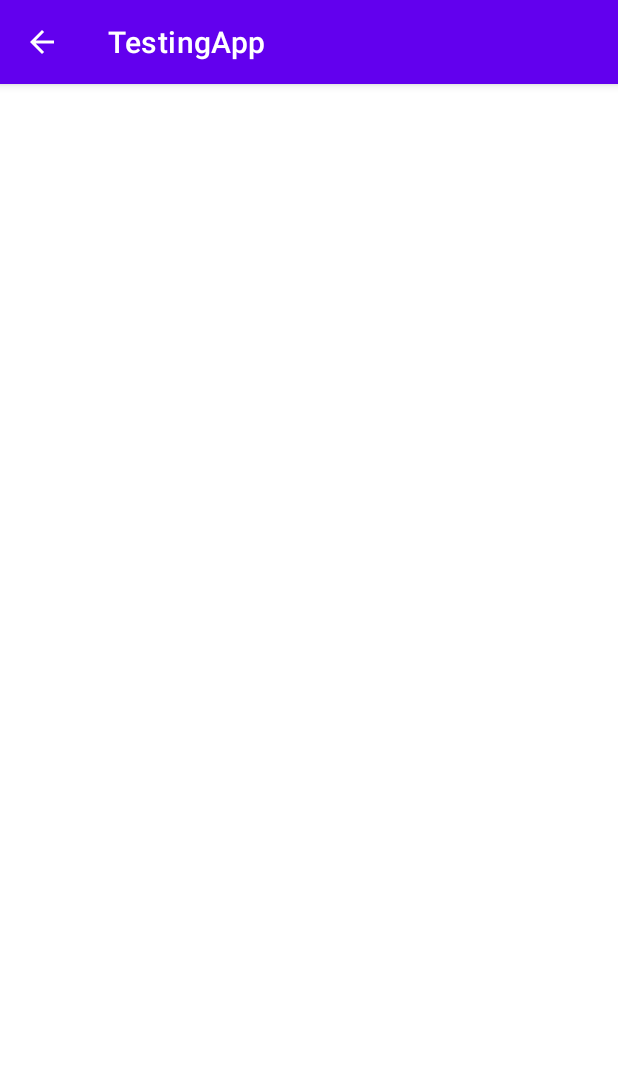
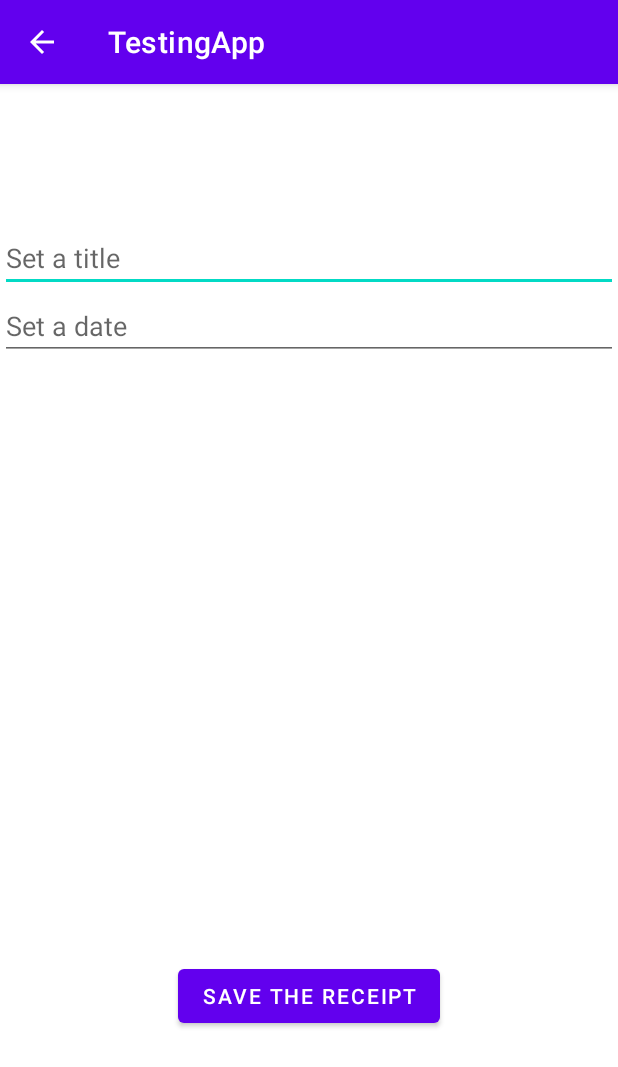
Before and after one commit to ElRichardo/Testing-library, an Android app: the CameraActivity screen opened directly, with no data from a screen before it, on a phone screen of 412 x 824 dp. Shown: the top 1067 px of the screen. Run offline under Robolectric (Android 15) with nearby library versions, the phone set to English and light mode, and no system bars; libraries missing offline, so code that uses them is left out: io.realm; 4 statements that could not run were skipped.

Commit message:
created the file, saved the data for the receipt and opened the camera succesfully

```diff
--- a/app/src/main/java/com/choicely/learn/testingapp/CameraActivity.java
+++ /dev/null
@@ -1,82 +0,0 @@
-package com.choicely.learn.testingapp;
-
-import android.content.Intent;
-import android.graphics.Bitmap;
-import android.net.Uri;
-import android.os.Bundle;
-import android.os.Environment;
-import android.provider.MediaStore;
-import android.util.Log;
-import android.widget.ImageView;
-
-import androidx.annotation.Nullable;
-import androidx.appcompat.app.AppCompatActivity;
-import androidx.core.content.FileProvider;
-
-import java.io.File;
-import java.io.IOException;
-import java.text.SimpleDateFormat;
-import java.util.Date;
-import java.util.Locale;
-
-public class CameraActivity extends AppCompatActivity {
-
-    private ImageView imageView;
-
-    private static final String FILE_PROVIDER_AUTHORITY = "com.example.android.fileprovider";
-    private static final String TAG = "CameraActivity";
-
-    private File photoFile = null;
-
-    @Override
-    protected void onCreate(@Nullable Bundle savedInstanceState) {
-        super.onCreate(savedInstanceState);
-        setContentView(R.layout.camera_activity);
-
-        imageView = findViewById(R.id.camera_activity_photo);
-
-        pictureIntent();
-    }
-
-    @Override
-    protected void onActivityResult(int requestCode, int resultCode, @Nullable Intent data) {
-        super.onActivityResult(requestCode, resultCode, data);
-
-        if(data != null) {
-            Bundle extras = data.getExtras();
-            Bitmap bm = (Bitmap) extras.get("data");
-            imageView.setImageBitmap(bm);
-            Log.d(TAG, "image set");
-        }
-    }
-
-    /**
-     * Need to create a file to save the image into
-     */
-    private File createNewImageFile() {
-        try {
-            String time = new SimpleDateFormat("yyyyddMM_HHmmss", Locale.US).format(new Date());
-            String fileName = "JPEG_" + time + "_";
-            File fileDir = getExternalFilesDir(Environment.DIRECTORY_PICTURES);
-            File imageFile = File.createTempFile(fileName, ".jpg", fileDir);
-            return imageFile;
-        } catch (IOException e) {
-            e.printStackTrace();
-        }
-        //returns null if the try doesn't work
-        return null;
-    }
-
-    private void pictureIntent() {
-        photoFile = createNewImageFile();
-
-        if (photoFile != null) {
-            Intent takePictureIntent = new Intent(MediaStore.ACTION_IMAGE_CAPTURE);
-
-            Uri photoURI = FileProvider.getUriForFile(this, FILE_PROVIDER_AUTHORITY, photoFile);
-            takePictureIntent.putExtra(MediaStore.EXTRA_OUTPUT, photoURI);
-            //might use startActivityForResult() later
-            startActivity(takePictureIntent);
-        }
-    }
-}
--- a/app/src/main/java/com/choicely/learn/testingapp/MainActivity.java
+++ b/app/src/main/java/com/choicely/learn/testingapp/MainActivity.java
@@ -15,6 +15,7 @@ import android.os.Bundle;
 import android.view.View;
 import android.widget.Button;
 
+import com.choicely.learn.testingapp.receiptsave.ReceiptSavingActivity;
 import com.choicely.learn.testingapp.viewpager.ViewPagerActivity;
 
 public class MainActivity extends AppCompatActivity {
@@ -75,7 +76,7 @@ public class MainActivity extends AppCompatActivity {
                 startActivity(intent);
                 break;
             case R.id.main_activity_recipe_button:
-                intent = new Intent(this, RecipeSavingActivity.class);
+                intent = new Intent(this, ReceiptSavingActivity.class);
                 startActivity(intent);
                 break;
         }
--- /dev/null
+++ b/app/src/main/java/com/choicely/learn/testingapp/receiptsave/CameraActivity.java
@@ -0,0 +1,122 @@
+package com.choicely.learn.testingapp.receiptsave;
+
+import android.content.Intent;
+import android.net.Uri;
+import android.os.Bundle;
+import android.os.Environment;
+import android.provider.MediaStore;
+import android.util.Log;
+import android.widget.Button;
+import android.widget.EditText;
+import android.widget.ImageView;
+
+import androidx.annotation.Nullable;
+import androidx.appcompat.app.AppCompatActivity;
+import androidx.core.content.FileProvider;
+
+import com.choicely.learn.testingapp.R;
+import com.choicely.learn.testingapp.db.RealmHelper;
+import com.choicely.learn.testingapp.receiptsave.ReceiptSavingActivity;
+
+import java.io.File;
+import java.io.IOException;
+
+import io.realm.Realm;
+
+public class CameraActivity extends AppCompatActivity {
+
+    private static final int IMAGE_REQUEST_CODE = 1;
+    private static final String FILE_PROVIDER_AUTHORITY = "com.example.android.fileprovider";
+    private static final String TAG = "CameraActivity";
+
+    private ImageView imageView;
+    private EditText title;
+    private EditText date;
+
+    private String fileTitle;
+    private String fileDate;
+    private File fileDir;
+
+    private File photoFile = null;
+    private Uri photoURI;
+    private File imageFile;
+
+    @Override
+    protected void onCreate(@Nullable Bundle savedInstanceState) {
+        super.onCreate(savedInstanceState);
+        setContentView(R.layout.camera_activity);
+
+        imageView = findViewById(R.id.camera_activity_photo);
+        title = findViewById(R.id.camera_activity_title);
+        date = findViewById(R.id.camera_activity_date);
+//        saveThePic = findViewById(R.id.camera_activity_save);
+
+        pictureIntent();
+        saveData();
+    }
+
+    @Override
+    protected void onActivityResult(int requestCode, int resultCode, @Nullable Intent data) {
+        super.onActivityResult(requestCode, resultCode, data);
+
+        Log.d(TAG, "resultcode: " + resultCode);
+
+        if (requestCode == IMAGE_REQUEST_CODE) {
+            if (resultCode == RESULT_OK) {
+                imageView.setImageURI(photoURI);
+            } else { //RESULT_CANCELLED
+                Intent intent = new Intent(this, ReceiptSavingActivity.class);
+                intent.addFlags(Intent.FLAG_ACTIVITY_CLEAR_TOP);
+                startActivity(intent);
+            }
+        }
+    }
+
+    /**
+     * Need to create a file to save the image into
+     */
+    private File createNewImageFile() {
+        try {
+            fileDate = date.getText().toString();
+            fileTitle/*fileName*/ = title.getText().toString();/*"JPEG_" + fileDate + "_"*/;
+            fileDir = getExternalFilesDir(Environment.DIRECTORY_PICTURES);
+            imageFile = File.createTempFile(fileTitle/*fileName*/, ".jpg", fileDir);
+
+            //String photoPath = imageFile.getAbsolutePath();
+            return imageFile;
+        } catch (IOException e) {
+            e.printStackTrace();
+        }
+        //returns null if the try doesn't work
+        return null;
+    }
+
+    private void pictureIntent() {
+        photoFile = createNewImageFile();
+
+        if (photoFile != null) {
+            Intent takePictureIntent = new Intent(MediaStore.ACTION_IMAGE_CAPTURE);
+
+            photoURI = FileProvider.getUriForFile(this, FILE_PROVIDER_AUTHORITY, photoFile);
+            takePictureIntent.putExtra(MediaStore.EXTRA_OUTPUT, photoURI);
+            startActivityForResult(takePictureIntent, IMAGE_REQUEST_CODE);
+        }
+    }
+
+    private void saveData() {
+        ReceiptData receipt = new ReceiptData();
+
+        if(fileTitle != null || fileDir != null) {
+            receipt.setTitle(fileTitle);
+            receipt.setDirectory(fileDir);
+        }
+        receipt.setDate(fileDate);
+
+        RealmHelper helper = RealmHelper.getInstance();
+        Realm realm = helper.getRealm();
+
+        realm.executeTransaction(realm1 -> {
+            realm.copyToRealmOrUpdate(receipt);
+        });
+    }
+}
--- /dev/null
+++ b/app/src/main/java/com/choicely/learn/testingapp/receiptsave/ReceiptData.java
@@ -0,0 +1,38 @@
+package com.choicely.learn.testingapp.receiptsave;
+
+import java.io.File;
+
+import io.realm.RealmObject;
+
+public class ReceiptData extends RealmObject {
+
+    private String title;
+    private String date;
+    private File directory;
+
+
+    public String getTitle() {
+        return title;
+    }
+
+    public void setTitle(String title) {
+        this.title = title;
+    }
+
+    public String getDate() {
+        return date;
+    }
+
+    public void setDate(String date) {
+        this.date = date;
+    }
+
+
+    public File getDirectory() {
+        return directory;
+    }
+
+    public void setDirectory(File directory) {
+        this.directory = directory;
+    }
+}
--- a/app/src/main/java/com/choicely/learn/testingapp/ShowPictureActivity.java
+++ b/app/src/main/java/com/choicely/learn/testingapp/receiptsave/ShowPictureActivity.java
@@ -1,9 +1,11 @@
-package com.choicely.learn.testingapp;
+package com.choicely.learn.testingapp.receiptsave;
 
 import android.os.Bundle;
 
 import androidx.annotation.Nullable;
 import androidx.appcompat.app.AppCompatActivity;
+
+import com.choicely.learn.testingapp.R;
 
 public class ShowPictureActivity extends AppCompatActivity {
     @Override
--- a/app/src/main/res/layout/camera_activity.xml
+++ b/app/src/main/res/layout/camera_activity.xml
@@ -1,14 +1,40 @@
 <?xml version="1.0" encoding="utf-8"?>
-<LinearLayout xmlns:android="http://schemas.android.com/apk/res/android"
+<RelativeLayout xmlns:android="http://schemas.android.com/apk/res/android"
     android:layout_width="match_parent"
-    android:layout_height="match_parent"
-    android:orientation="vertical">
+    android:layout_height="match_parent">
+
+    <EditText
+        android:id="@+id/camera_activity_title"
+        android:layout_width="match_parent"
+        android:layout_height="wrap_content"
+        android:hint="Set a title"
+        android:layout_above="@id/camera_activity_date"
+        />
+
+    <EditText
+        android:id="@+id/camera_activity_date"
+        android:layout_width="match_parent"
+        android:layout_height="wrap_content"
+        android:hint="Set a date"
+        android:layout_above="@id/camera_activity_photo"
+        />
 
     <ImageView
         android:id="@+id/camera_activity_photo"
-        android:layout_width="200dp"
-        android:layout_height="200dp"
+        android:layout_width="match_parent"
+        android:layout_height="400dp"
+        android:layout_centerHorizontal="true"
+        android:layout_centerVertical="true"
         android:scaleType="centerCrop"
         />
 
-</LinearLayout>
+    <Button
+        android:id="@+id/camera_activity_save"
+        android:layout_width="wrap_content"
+        android:layout_height="wrap_content"
+        android:layout_below="@id/camera_activity_photo"
+        android:layout_centerHorizontal="true"
+        android:text="Save the receipt"
+        />
+
+</RelativeLayout>
--- a/app/src/main/res/layout/main_activity.xml
+++ b/app/src/main/res/layout/main_activity.xml
@@ -84,7 +84,7 @@
             android:layout_marginTop="34dp"
             android:backgroundTint="@color/black"
             android:onClick="onClick"
-            android:text="Recipe saving app"
+            android:text="Receipt saving app"
             />
 
     </LinearLayout>
--- a/app/src/main/res/layout/recipe_saving_activity.xml
+++ b/app/src/main/res/layout/recipe_saving_activity.xml
@@ -12,7 +12,7 @@
         />
 
     <ImageButton
-        android:id="@+id/recipe_saving_activity_camera"
+        android:id="@+id/receipt_saving_activity_camera"
         android:layout_width="70dp"
         android:layout_height="70dp"
         android:layout_gravity="center"
```
Also changed, not shown: app/src/main/AndroidManifest.xml (+5 -5 lines), app/src/main/java/com/choicely/learn/testingapp/receiptsave/ReceiptSavingActivity.java (renamed from app/src/main/java/com/choicely/learn/testingapp/RecipeSavingActivity.java, +5 -3 lines), 2 other files.
